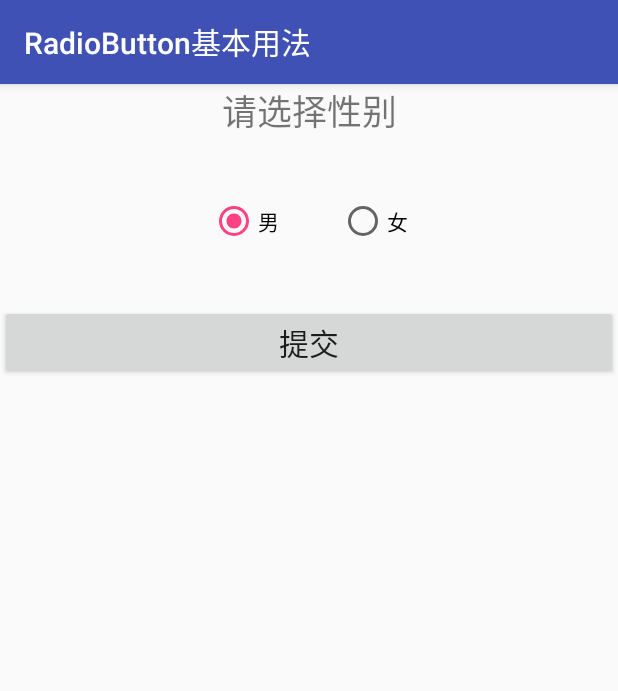
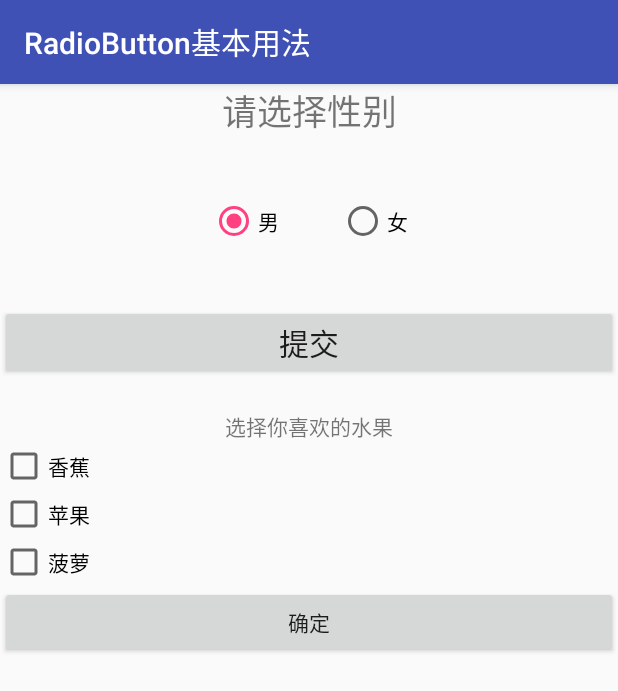
Before and after one commit to LinTeX9527/AndroidStudyNote, an Android app: the TestRadioButtonActivity screen opened directly, with no data from a screen before it, on a phone screen of 412 x 824 dp. Shown: the top 691 px of the screen. Run offline under Robolectric (Android 15) with nearby library versions, the phone set to English and light mode, and no system bars.

Commit message:
复选框案例

```diff
--- a/runoob/src/main/java/com/lintex9527/runoob/TestRadioButtonActivity.java
+++ b/runoob/src/main/java/com/lintex9527/runoob/TestRadioButtonActivity.java
@@ -4,6 +4,8 @@ import android.support.v7.app.AppCompatActivity;
 import android.os.Bundle;
 import android.view.View;
 import android.widget.Button;
+import android.widget.CheckBox;
+import android.widget.CompoundButton;
 import android.widget.RadioButton;
 import android.widget.RadioGroup;
 import android.widget.Toast;
@@ -20,6 +22,10 @@ public class TestRadioButtonActivity extends AppCompatActivity {
     private RadioButton mRadioButtonMan;
     private RadioButton mRadioButtonWoman;
     private Button mButtonPost;
+
+    CheckBox cb01;
+    CheckBox cb02;
+    CheckBox cb03;
 
     @Override
     protected void onCreate(Bundle savedInstanceState) {
@@ -55,5 +61,48 @@ public class TestRadioButtonActivity extends AppCompatActivity {
             }
         });
 
+
+        // 下面是复选框 CheckBox 的案例
+        cb01 = (CheckBox) findViewById(R.id.chk_apple);
+        cb02 = (CheckBox) findViewById(R.id.chk_banana);
+        cb03 = (CheckBox) findViewById(R.id.chk_pineapple);
+
+        cb01.setOnCheckedChangeListener(fruit_chk_listener);
+        cb02.setOnCheckedChangeListener(fruit_chk_listener);
+        cb03.setOnCheckedChangeListener(fruit_chk_listener);
+
+
+        Button btnCommit = (Button) findViewById(R.id.btnCommit);
+        btnCommit.setOnClickListener(new View.OnClickListener() {
+            /**
+             * 单击按钮之后，来遍历每一个复选框，得到最终的选择值
+             * @param v
+             */
+            @Override
+            public void onClick(View v) {
+                StringBuilder stringBuilder = new StringBuilder();
+                if (cb01.isChecked()) stringBuilder.append(cb01.getText().toString() + " ");
+                if (cb02.isChecked()) stringBuilder.append(cb02.getText().toString() + " ");
+                if (cb03.isChecked()) stringBuilder.append(cb03.getText().toString() + " ");
+                Toast.makeText(getApplicationContext(), stringBuilder.toString(), Toast.LENGTH_LONG).show();
+            }
+        });
     }
+
+    /**
+     * 复选框单击的监听器
+     */
+    CompoundButton.OnCheckedChangeListener fruit_chk_listener = new CompoundButton.OnCheckedChangeListener() {
+        /**
+         * 这里的buttonView代表此刻被单击选中的复选框
+         * @param buttonView
+         * @param isChecked
+         */
+        @Override
+        public void onCheckedChanged(CompoundButton buttonView, boolean isChecked) {
+            if (buttonView.isChecked()) {
+                Toast.makeText(getApplicationContext(), buttonView.getText().toString(), Toast.LENGTH_SHORT).show();
+            }
+        }
+    };
 }
--- a/runoob/src/main/res/layout/activity_test_radio_button.xml
+++ b/runoob/src/main/res/layout/activity_test_radio_button.xml
@@ -52,4 +52,47 @@
         android:textSize="20sp"
         />
 
+    <LinearLayout
+        android:layout_width="match_parent"
+        android:layout_height="wrap_content"
+        android:orientation="vertical"
+        android:layout_marginTop="20dp"
+        >
+
+        <TextView
+            android:layout_width="match_parent"
+            android:layout_height="wrap_content"
+            android:gravity="center_horizontal"
+            android:text="选择你喜欢的水果"
+            />
+
+        <CheckBox
+            android:id="@+id/chk_banana"
+            android:layout_width="wrap_content"
+            android:layout_height="wrap_content"
+            android:text="香蕉"
+            />
+
+        <CheckBox
+            android:id="@+id/chk_apple"
+            android:layout_width="wrap_content"
+            android:layout_height="wrap_content"
+            android:text="苹果"
+            />
+
+        <CheckBox
+            android:id="@+id/chk_pineapple"
+            android:layout_width="wrap_content"
+            android:layout_height="wrap_content"
+            android:text="菠萝"
+            />
+
+        <Button
+            android:id="@+id/btnCommit"
+            android:layout_width="match_parent"
+            android:layout_height="wrap_content"
+            android:text="确定"
+            />
+    </LinearLayout>
+
 </LinearLayout>
```
